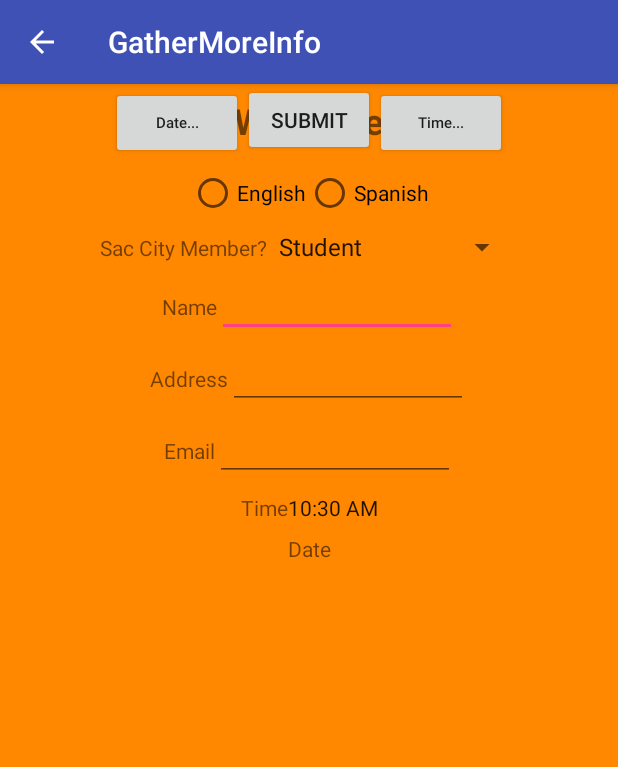
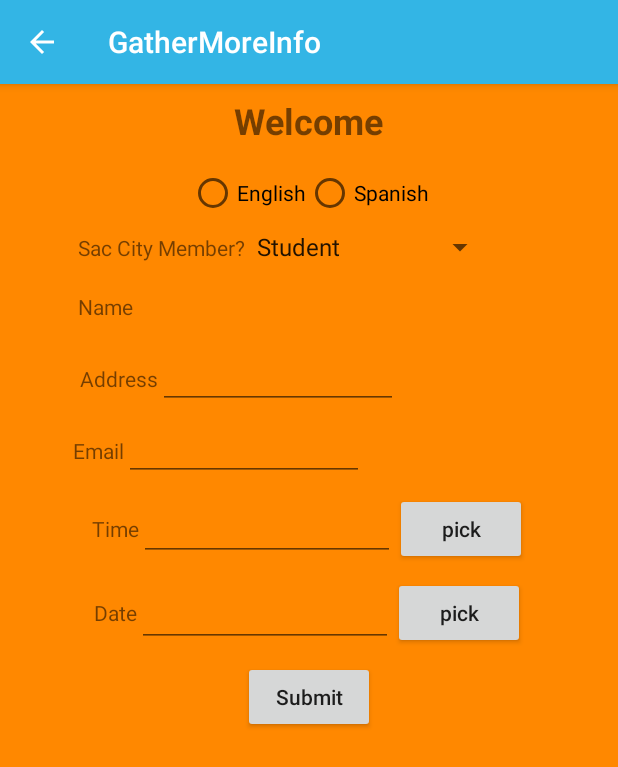
Before and after one commit to jyorkcar81/Portal_upgrade3, an Android app: the GatherMoreInfo screen opened directly, with no data from a screen before it, on a phone screen of 412 x 824 dp. Shown: the top 767 px of the screen. Run offline under Robolectric (Android 15) with nearby library versions, the phone set to English and light mode, and no system bars.

Commit message:
Upgrade3

```diff
--- a/app/build.gradle
+++ b/app/build.gradle
@@ -5,7 +5,7 @@ android {
     buildToolsVersion "26.0.1"
     defaultConfig {
         applicationId "com.example.amd.testapp"
-        minSdkVersion 19
+        minSdkVersion 25
         targetSdkVersion 26
         versionCode 1
         versionName "1.0"
@@ -17,10 +17,12 @@ android {
             proguardFiles getDefaultProguardFile('proguard-android.txt'), 'proguard-rules.pro'
         }
     }
+    productFlavors {
+    }
 }
 
 dependencies {
-    compile fileTree(dir: 'libs', include: ['*.jar'])
+    compile fileTree(include: ['*.jar'], dir: 'libs')
     androidTestCompile('com.android.support.test.espresso:espresso-core:2.2.2', {
         exclude group: 'com.android.support', module: 'support-annotations'
     })
--- a/app/src/main/AndroidManifest.xml
+++ b/app/src/main/AndroidManifest.xml
@@ -19,9 +19,8 @@
         <activity
             android:name=".GatherMoreInfo"
             android:label="GatherMoreInfo"
-            android:parentActivityName="GatherMoreInfo"></activity>
-
-        <activity android:name=".PersonalActivity"></activity>
+            android:parentActivityName=".GatherMoreInfo" />
+        <activity android:name=".PersonalActivity" />
     </application>
 
 </manifest>
--- a/app/src/main/res/layout/more_info.xml
+++ b/app/src/main/res/layout/more_info.xml
@@ -84,7 +84,8 @@
         app:layout_constraintTop_toBottomOf="@+id/radioGroup2"
         android:id="@+id/linearLayout6"
         android:layout_marginStart="8dp"
-        android:layout_marginEnd="8dp">
+        android:layout_marginEnd="8dp"
+        app:layout_constraintHorizontal_bias="0.377">
 
         <TextView
             android:id="@+id/textView7"
@@ -120,7 +121,8 @@
         android:layout_marginTop="8dp"
         app:layout_constraintTop_toBottomOf="@+id/linearLayout6"
         android:layout_marginStart="8dp"
-        android:layout_marginEnd="8dp">
+        android:layout_marginEnd="8dp"
+        app:layout_constraintHorizontal_bias="0.222">
 
         <TextView
             android:id="@+id/textViewName"
@@ -156,7 +158,8 @@
         android:layout_marginTop="8dp"
         app:layout_constraintTop_toBottomOf="@+id/linearLayout567"
         android:layout_marginStart="8dp"
-        android:layout_marginEnd="8dp">
+        android:layout_marginEnd="8dp"
+        app:layout_constraintHorizontal_bias="0.245">
 
         <TextView
             android:id="@+id/textViewAddress"
@@ -189,7 +192,8 @@
         android:layout_marginTop="8dp"
         app:layout_constraintTop_toBottomOf="@+id/linearLayout2"
         android:layout_marginStart="8dp"
-        android:layout_marginEnd="8dp">
+        android:layout_marginEnd="8dp"
+        app:layout_constraintHorizontal_bias="0.201">
 
         <TextView
             android:id="@+id/textViewEmail"
@@ -224,7 +228,8 @@
         android:visibility="visible"
         app:layout_constraintLeft_toLeftOf="parent"
         app:layout_constraintRight_toRightOf="parent"
-        app:layout_constraintTop_toBottomOf="@+id/linearLayout4">
+        app:layout_constraintTop_toBottomOf="@+id/linearLayout4"
+        app:layout_constraintHorizontal_bias="0.503">
 
         <TextView
             android:id="@+id/textView11"
@@ -233,12 +238,23 @@
             android:text="@string/time"
             android:visibility="visible" />
 
-        <TextClock
-            android:id="@+id/textClock"
+        <EditText
+            android:id="@+id/editTextTime"
             android:layout_width="wrap_content"
             android:layout_height="wrap_content"
             android:layout_weight="1"
-            android:visibility="visible" />
+            android:ems="8"
+            android:inputType="textPersonName" />
+
+        <Button
+            android:id="@+id/button3"
+            android:layout_width="wrap_content"
+            android:layout_height="wrap_content"
+            android:layout_weight="1"
+            android:onClick="showTimePickerDialog"
+            android:text="@string/picker"
+            android:textAllCaps="false" />
+
     </LinearLayout>
 
     <LinearLayout
@@ -269,12 +285,22 @@
             tools:layout_editor_absoluteX="113dp"
             tools:layout_editor_absoluteY="365dp" />
 
-        <TextView
-            android:id="@+id/textViewDate"
+        <EditText
+            android:id="@+id/editTextDate"
             android:layout_width="wrap_content"
             android:layout_height="wrap_content"
             android:layout_weight="1"
-            android:visibility="visible" />
+            android:ems="8"
+            android:inputType="date" />
+
+        <Button
+            android:id="@+id/button"
+            android:layout_width="wrap_content"
+            android:layout_height="wrap_content"
+            android:layout_weight="1"
+            android:onClick="showDatePickerDialog"
+            android:text="@string/picker"
+            android:textAllCaps="false" />
 
     </LinearLayout>
 
@@ -282,34 +308,18 @@
         android:layout_width="wrap_content"
         android:layout_height="wrap_content"
         android:orientation="horizontal"
-        tools:layout_editor_absoluteY="353dp"
         app:layout_constraintLeft_toLeftOf="parent"
-        app:layout_constraintRight_toRightOf="parent">
-
-        <Button
-            android:id="@+id/button3"
-            android:layout_width="wrap_content"
-            android:layout_height="wrap_content"
-            android:layout_weight="1"
-            android:text="@string/dateButtonLabel"
-            android:textAllCaps="false"
-            android:textSize="10sp" />
+        app:layout_constraintRight_toRightOf="parent"
+        android:layout_marginTop="8dp"
+        app:layout_constraintTop_toBottomOf="@+id/linearLayout555Id">
 
         <Button
             android:id="@+id/button4"
             android:layout_width="wrap_content"
             android:layout_height="wrap_content"
             android:layout_weight="1"
-            android:text="@string/submit" />
-
-        <Button
-            android:id="@+id/button"
-            android:layout_width="wrap_content"
-            android:layout_height="wrap_content"
-            android:layout_weight="1"
-            android:text="@string/timeButtonLabel"
-            android:textAllCaps="false"
-            android:textSize="10sp" />
+            android:text="@string/submit"
+            android:textAllCaps="false" />
 
     </LinearLayout>
 
--- a/app/src/main/res/values/colors.xml
+++ b/app/src/main/res/values/colors.xml
@@ -1,6 +1,6 @@
 <?xml version="1.0" encoding="utf-8"?>
 <resources>
-    <color name="colorPrimary">#3F51B5</color>
-    <color name="colorPrimaryDark">#303F9F</color>
-    <color name="colorAccent">#FF4081</color>
+    <color name="colorPrimary">#ff9800</color>
+    <color name="colorPrimaryDark">#000000</color>
+    <color name="colorAccent">#ffc400</color>
 </resources>
--- a/app/src/main/res/values/strings.xml
+++ b/app/src/main/res/values/strings.xml
@@ -43,6 +43,10 @@
 
     </string-array>
 
+    <string name="picker">pick</string>
+
+
+
     <string name="category">Category:</string>
     <string name="game">Game</string>
     <string name="myGitHubLink">https://github.com/jyorkcar81</string>
@@ -50,4 +54,7 @@
 
     <string name="bio">Computer Information Science from UC Irvine.  Developing apps out of hobby.</string>
 
+    <!-- TODO: Remove or change this placeholder text -->
+    <string name="hello_blank_fragment">Hello blank fragment</string>
+
 </resources>
--- a/app/src/main/res/values/styles.xml
+++ b/app/src/main/res/values/styles.xml
@@ -3,9 +3,9 @@
     <!-- Base application theme. -->
     <style name="AppTheme" parent="Theme.AppCompat.Light.DarkActionBar">
         <!-- Customize your theme here. -->
-        <item name="colorPrimary">@color/colorPrimary</item>
+        <item name="colorPrimary">@android:color/holo_blue_light</item>
         <item name="colorPrimaryDark">@color/colorPrimaryDark</item>
-        <item name="colorAccent">@color/colorAccent</item>
+        <item name="colorAccent">@android:color/holo_orange_dark</item>
     </style>
 
 </resources>
```
Also changed, not shown: app/src/main/java/com/example/amd/portal/GatherMoreInfo.java (+106 -5 lines).
